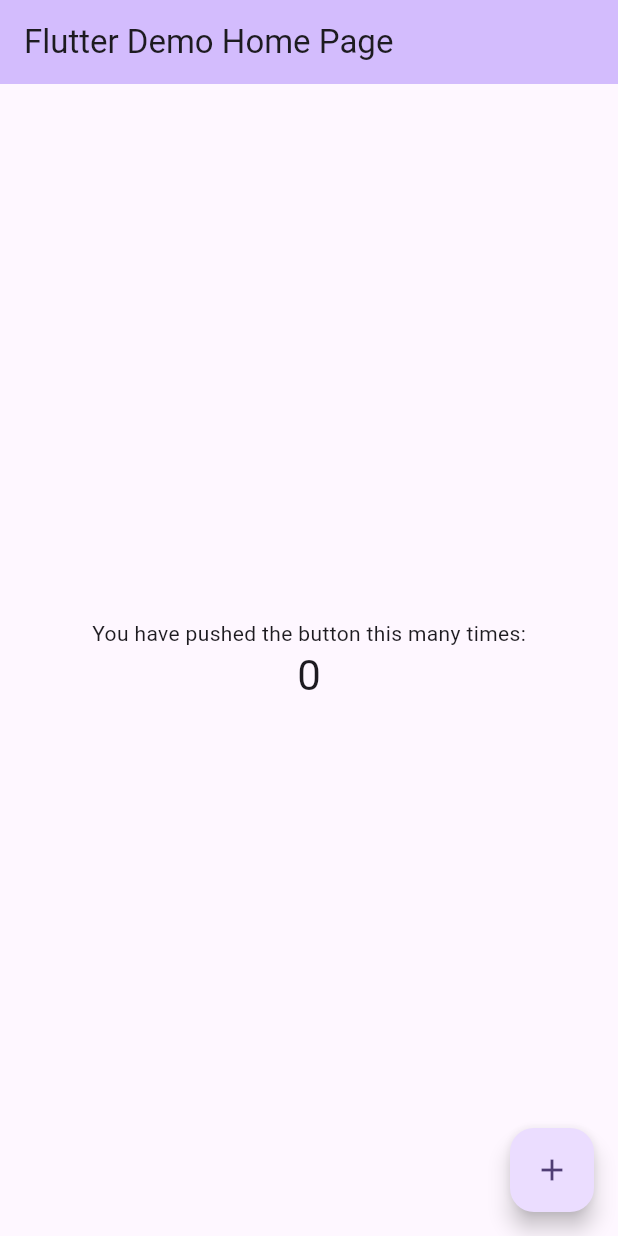
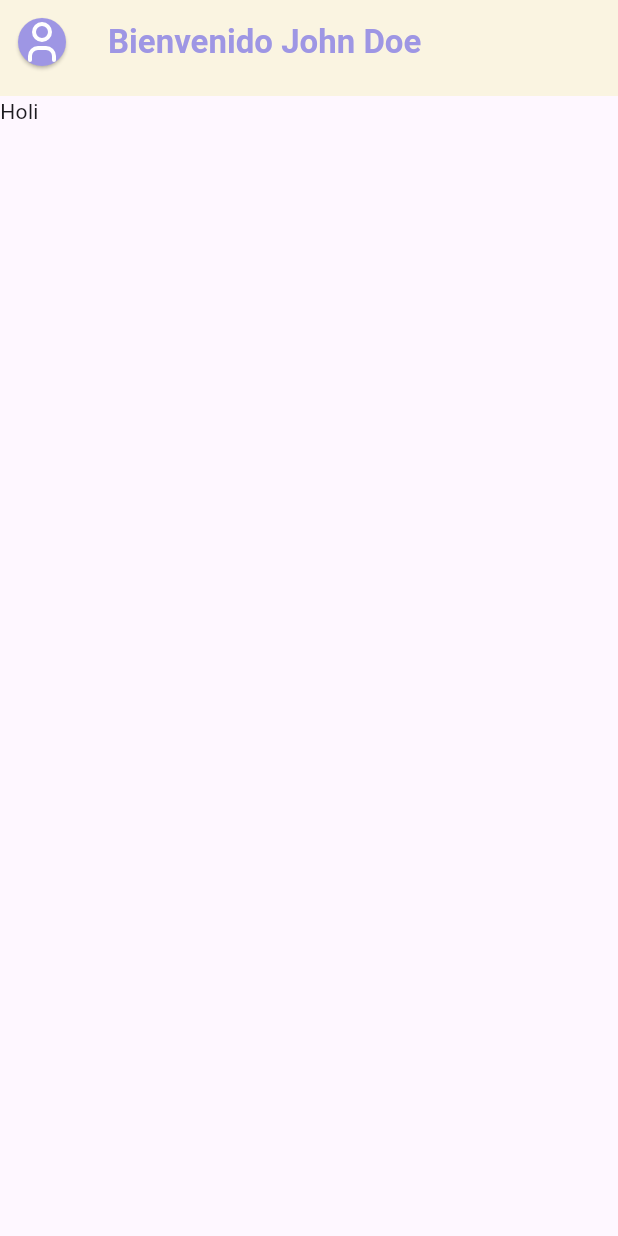
Before and after one commit to victorgarcia2006/aida, a Flutter app: the screen it shows after launch, on a phone screen of 412 x 824 dp. Run offline on Flutter 3.47's test engine with Material 3 defaults, Android fonts, the phone set to English and light mode, and no system bars; our stand-ins replace tabler_icons.

Commit message:
:art: Create HomeScreen

```diff
--- a/apps/mobile/lib/main.dart
+++ b/apps/mobile/lib/main.dart
@@ -1,4 +1,5 @@
 import 'package:flutter/material.dart';
+import 'package:mobile/screens/home_screen.dart';
 
 void main() {
   runApp(const MyApp());
@@ -11,112 +12,12 @@ class MyApp extends StatelessWidget {
   @override
   Widget build(BuildContext context) {
     return MaterialApp(
-      title: 'Flutter Demo',
+      title: 'Aida',
+      debugShowCheckedModeBanner: false,
       theme: ThemeData(
-        // This is the theme of your application.
-        //
-        // TRY THIS: Try running your application with "flutter run". You'll see
-        // the application has a purple toolbar. Then, without quitting the app,
-        // try changing the seedColor in the colorScheme below to Colors.green
-        // and then invoke "hot reload" (save your changes or press the "hot
-        // reload" button in a Flutter-supported IDE, or press "r" if you used
-        // the command line to start the app).
-        //
-        // Notice that the counter didn't reset back to zero; the application
-        // state is not lost during the reload. To reset the state, use hot
-        // restart instead.
-        //
-        // This works for code too, not just values: Most code changes can be
-        // tested with just a hot reload.
         colorScheme: ColorScheme.fromSeed(seedColor: Colors.deepPurple),
       ),
-      home: const MyHomePage(title: 'Flutter Demo Home Page'),
+      home: HomeScreen(),
     );
   }
 }
-
-class MyHomePage extends StatefulWidget {
-  const MyHomePage({super.key, required this.title});
-
-  // This widget is the home page of your application. It is stateful, meaning
-  // that it has a State object (defined below) that contains fields that affect
-  // how it looks.
-
-  // This class is the configuration for the state. It holds the values (in this
-  // case the title) provided by the parent (in this case the App widget) and
-  // used by the build method of the State. Fields in a Widget subclass are
-  // always marked "final".
-
-  final String title;
-
-  @override
-  State<MyHomePage> createState() => _MyHomePageState();
-}
-
-class _MyHomePageState extends State<MyHomePage> {
-  int _counter = 0;
-
-  void _incrementCounter() {
-    setState(() {
-      // This call to setState tells the Flutter framework that something has
-      // changed in this State, which causes it to rerun the build method below
-      // so that the display can reflect the updated values. If we changed
-      // _counter without calling setState(), then the build method would not be
-      // called again, and so nothing would appear to happen.
-      _counter++;
-    });
-  }
-
-  @override
-  Widget build(BuildContext context) {
-    // This method is rerun every time setState is called, for instance as done
-    // by the _incrementCounter method above.
-    //
-    // The Flutter framework has been optimized to make rerunning build methods
-    // fast, so that you can just rebuild anything that needs updating rather
-    // than having to individually change instances of widgets.
-    return Scaffold(
-      appBar: AppBar(
-        // TRY THIS: Try changing the color here to a specific color (to
-        // Colors.amber, perhaps?) and trigger a hot reload to see the AppBar
-        // change color while the other colors stay the same.
-        backgroundColor: Theme.of(context).colorScheme.inversePrimary,
-        // Here we take the value from the MyHomePage object that was created by
-        // the App.build method, and use it to set our appbar title.
-        title: Text(widget.title),
-      ),
-      body: Center(
-        // Center is a layout widget. It takes a single child and positions it
-        // in the middle of the parent.
-        child: Column(
-          // Column is also a layout widget. It takes a list of children and
-          // arranges them vertically. By default, it sizes itself to fit its
-          // children horizontally, and tries to be as tall as its parent.
-          //
-          // Column has various properties to control how it sizes itself and
-          // how it positions its children. Here we use mainAxisAlignment to
-          // center the children vertically; the main axis here is the vertical
-          // axis because Columns are vertical (the cross axis would be
-          // horizontal).
-          //
-          // TRY THIS: Invoke "debug painting" (choose the "Toggle Debug Paint"
-          // action in the IDE, or press "p" in the console), to see the
-          // wireframe for each widget.
-          mainAxisAlignment: MainAxisAlignment.center,
-          children: <Widget>[
-            const Text('You have pushed the button this many times:'),
-            Text(
-              '$_counter',
-              style: Theme.of(context).textTheme.headlineMedium,
-            ),
-          ],
-        ),
-      ),
-      floatingActionButton: FloatingActionButton(
-        onPressed: _incrementCounter,
-        tooltip: 'Increment',
-        child: const Icon(Icons.add),
-      ), // This trailing comma makes auto-formatting nicer for build methods.
-    );
-  }
-}
--- /dev/null
+++ b/apps/mobile/lib/screens/home_screen.dart
@@ -0,0 +1,12 @@
+import 'package:flutter/material.dart';
+import 'package:mobile/widgets/header_screen.dart';
+
+class HomeScreen extends StatelessWidget {
+  @override
+  Widget build(BuildContext context) {
+    return Scaffold(
+      appBar: HeaderWidget(),
+      body: Text("Holi"),
+    );
+  }
+}
--- /dev/null
+++ b/apps/mobile/lib/widgets/header_screen.dart
@@ -0,0 +1,34 @@
+import 'package:flutter/material.dart';
+import 'package:tabler_icons/tabler_icons.dart';
+
+class HeaderWidget extends StatelessWidget implements PreferredSizeWidget {
+  @override
+  Widget build(BuildContext context) {
+    return AppBar(
+      backgroundColor: Color.fromRGBO(250, 244, 225, 1),
+      shadowColor: Color.from(alpha: 0.247, red: 0, green: 0, blue: 0),
+      title: Text(
+        "Bienvenido John Doe",
+        style: TextStyle(
+          color: Color.fromRGBO(158, 150, 228, 1),
+          fontWeight: FontWeight.bold,
+        ),
+      ),
+      leading: Padding(
+        padding: const EdgeInsets.all(8), // Ajusta la posición
+        child: Card(
+          shape: RoundedRectangleBorder(
+            borderRadius: BorderRadius.circular(100.0),
+          ),
+          color: Color.fromRGBO(158, 150, 228, 1),
+          child: Center(
+            child: Icon(TablerIcons.user, color: Colors.white, size: 32),
+          )
+        ),
+      ),
+    );
+  }
+
+  @override
+  Size get preferredSize => Size.fromHeight(64);
+}
--- a/apps/mobile/pubspec.yaml
+++ b/apps/mobile/pubspec.yaml
@@ -38,7 +38,7 @@ dependencies:
 dev_dependencies:
   flutter_test:
     sdk: flutter
-
+  tabler_icons: ^2.5.0
   # The "flutter_lints" package below contains a set of recommended lints to
   # encourage good coding practices. The lint set provided by the package is
   # activated in the `analysis_options.yaml` file located at the root of your
```
Also changed, not shown: apps/mobile/pubspec.lock.
